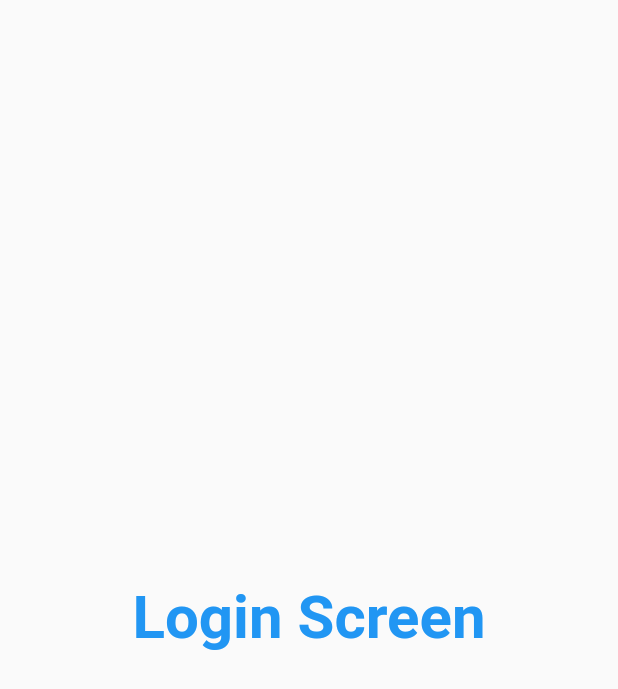
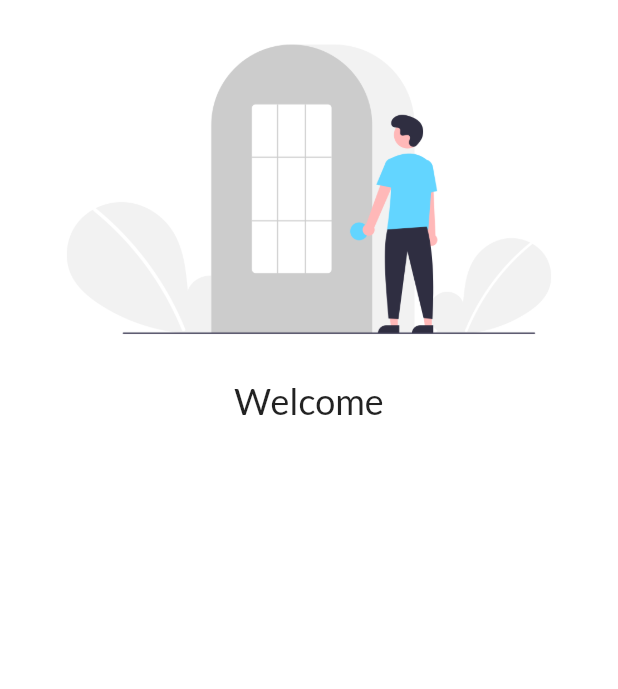
Before and after one commit to Rohitgta77/30DaysOfFlutter, a Flutter app: the screen it shows after launch, on a phone screen of 412 x 824 dp. Shown: the top 689 px of the screen. Run offline on Flutter 3.47's test engine with Material 2 defaults, Android fonts, the light colour scheme and no system bars; our stand-ins replace google_fonts.

Commit message:
part 3 Completed 2

```diff
--- a/lib/main.dart
+++ b/lib/main.dart
@@ -2,6 +2,7 @@ import 'package:flutter/cupertino.dart';
 import 'package:flutter/material.dart';
 import 'package:flutter_catalog/screens/home.dart';
 import 'package:flutter_catalog/screens/login.dart';
+import 'package:google_fonts/google_fonts.dart';
 
 void main(List<String> args) {
   runApp(MyApp());
@@ -12,8 +13,10 @@ class MyApp extends StatelessWidget {
   Widget build(BuildContext context) {
     return MaterialApp(
       themeMode: ThemeMode.light,
-      theme: ThemeData(primarySwatch: Colors.amber),
-      darkTheme: ThemeData(primarySwatch: Colors.pink),
+      theme: ThemeData(
+          primarySwatch: Colors.lightBlue,
+          fontFamily: GoogleFonts.lato().fontFamily),
+      darkTheme: ThemeData(brightness: Brightness.dark),
       initialRoute: "/login",
       routes: {
         "/": (context) => LogIn(),
--- a/lib/screens/login.dart
+++ b/lib/screens/login.dart
@@ -6,17 +6,19 @@ class LogIn extends StatelessWidget {
     var appTitles = "Login";
 
     return Material(
-      child: Center(
-        child: Container(
-          child: Text(
-            "Login Screen",
+      color: Colors.white,
+      child: Column(
+        children: [
+          Image.asset(
+            "assets/images/login.png",
+          ),
+          Text(
+            "Welcome",
             style: TextStyle(
-              color: Colors.blue,
-              fontSize: 40,
-              fontWeight: FontWeight.bold,
+              fontSize: 24,
             ),
-          ),
-        ),
+          )
+        ],
       ),
     );
   }
--- a/pubspec.yaml
+++ b/pubspec.yaml
@@ -32,6 +32,7 @@ dependencies:
 dev_dependencies:
   flutter_test:
     sdk: flutter
+  google_fonts: ^2.1.0
 
 # For information on the generic Dart part of this file, see the
 # following page: https://dart.dev/tools/pub/pubspec
@@ -45,8 +46,8 @@ flutter:
   uses-material-design: true
 
   # To add assets to your application, add an assets section, like this:
-  # assets:
-  #   - images/a_dot_burr.jpeg
+  assets:
+    - assets/images/
   #   - images/a_dot_ham.jpeg
 
   # An image asset can refer to one or more resolution-specific "variants", see
```
Also changed, not shown: assets/images/login.png (added), pubspec.lock.
